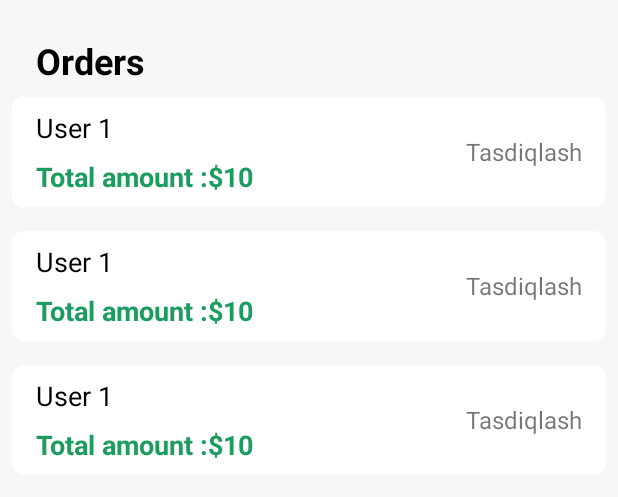
After one commit to Shahrizod-Developer/Veryimportantexamwithgroup, an Android app: the layout screen_orders.xml on its own in the app's theme, with its tools: preview values and no code run, on a phone screen of 412 x 824 dp. The commit adds this screen. Shown: the top 497 px of the screen. Run offline under Robolectric (Android 15) with nearby library versions, the phone set to English and light mode, and no system bars.

Commit message:
orders ui finished

```diff
--- /dev/null
+++ b/store/src/main/res/drawable/bg_list_orders.xml
@@ -0,0 +1,5 @@
+<?xml version="1.0" encoding="utf-8"?>
+<shape xmlns:android="http://schemas.android.com/apk/res/android">
+    <corners android:radius="8dp"/>
+    <solid android:color="@color/white"/>
+</shape>
--- /dev/null
+++ b/store/src/main/res/layout/list_item_orders.xml
@@ -0,0 +1,40 @@
+<?xml version="1.0" encoding="utf-8"?>
+<RelativeLayout xmlns:android="http://schemas.android.com/apk/res/android"
+    xmlns:tools="http://schemas.android.com/tools"
+    android:layout_width="match_parent"
+    android:layout_height="wrap_content"
+    android:layout_margin="8dp"
+    android:background="@drawable/bg_list_orders"
+    android:paddingHorizontal="16dp"
+    android:paddingVertical="8dp">
+
+    <TextView
+        android:id="@+id/tv_user_name"
+        android:layout_width="wrap_content"
+        android:layout_height="wrap_content"
+        android:textColor="@color/black"
+        android:textSize="18sp"
+        tools:text="User 1" />
+
+    <TextView
+        android:id="@+id/tv_order"
+        android:layout_width="wrap_content"
+        android:layout_height="wrap_content"
+        android:layout_below="@id/tv_user_name"
+        android:layout_marginTop="8dp"
+        android:textColor="@color/app_color"
+        android:textSize="18sp"
+        android:textStyle="bold"
+        tools:text="Total amount :$10" />
+
+    <TextView
+        android:id="@+id/tv_order_status"
+        android:layout_width="wrap_content"
+        android:layout_height="wrap_content"
+        android:layout_alignParentEnd="true"
+        android:layout_centerVertical="true"
+        android:textSize="16sp"
+        tools:ignore="RelativeOverlap"
+        tools:text="Tasdiqlash" />
+
+</RelativeLayout>
--- /dev/null
+++ b/store/src/main/res/layout/screen_orders.xml
@@ -0,0 +1,31 @@
+<?xml version="1.0" encoding="utf-8"?>
+<LinearLayout xmlns:android="http://schemas.android.com/apk/res/android"
+    xmlns:app="http://schemas.android.com/apk/res-auto"
+    xmlns:tools="http://schemas.android.com/tools"
+    android:layout_width="match_parent"
+    android:layout_height="match_parent"
+    android:background="#f7f7f7"
+    android:orientation="vertical">
+
+    <TextView
+        android:layout_width="wrap_content"
+        android:layout_height="wrap_content"
+        android:layout_marginStart="24dp"
+        android:layout_marginTop="24dp"
+        android:text="@string/orders"
+        android:textColor="@color/black"
+        android:textSize="24sp"
+        android:textStyle="bold" />
+
+    <androidx.recyclerview.widget.RecyclerView
+        android:id="@+id/list_orders"
+        android:layout_width="match_parent"
+        android:layout_height="0dp"
+        android:layout_weight="1"
+        android:clipToPadding="true"
+        android:orientation="vertical"
+        app:layoutManager="androidx.recyclerview.widget.LinearLayoutManager"
+        tools:listitem="@layout/list_item_orders" />
+
+
+</LinearLayout>
--- a/store/src/main/res/values/strings.xml
+++ b/store/src/main/res/values/strings.xml
@@ -1,3 +1,4 @@
 <resources>
     <string name="app_name">store</string>
+    <string name="orders">Orders</string>
 </resources>
```
